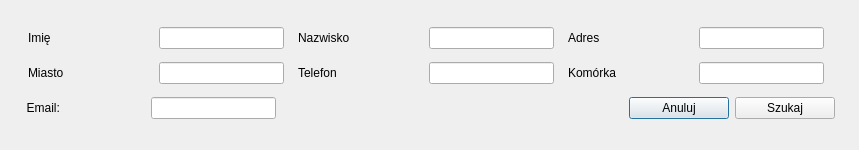
Qt form src/gui/SearchDialog.ui (artven/phonebook) before a commit.
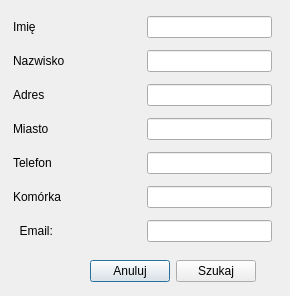
The same form after that commit.

Commit message: Poprawka wyglądu okna wyszukiwania.

Diff of the .ui file:
```diff
--- a/src/gui/SearchDialog.ui
+++ b/src/gui/SearchDialog.ui
@@ -6,8 +6,8 @@
    <rect>
     <x>0</x>
     <y>0</y>
-    <width>859</width>
-    <height>150</height>
+    <width>290</width>
+    <height>296</height>
    </rect>
   </property>
   <property name="focusPolicy">
@@ -19,19 +19,46 @@
   <property name="modal">
    <bool>true</bool>
   </property>
-  <widget class="QWidget" name="layoutWidget">
+  <widget class="QWidget" name="">
    <property name="geometry">
     <rect>
-     <x>20</x>
-     <y>20</y>
-     <width>815</width>
-     <height>107</height>
+     <x>90</x>
+     <y>260</y>
+     <width>178</width>
+     <height>28</height>
+    </rect>
+   </property>
+   <layout class="QHBoxLayout" name="horizontalLayout_15">
+    <property name="sizeConstraint">
+     <enum>QLayout::SetFixedSize</enum>
+    </property>
+    <item>
+     <widget class="QPushButton" name="cancelPushButton">
+      <property name="text">
+       <string>Anuluj</string>
+      </property>
+     </widget>
+    </item>
+    <item>
+     <widget class="QPushButton" name="searchPushButton">
+      <property name="text">
+       <string>Szukaj</string>
+      </property>
+     </widget>
+    </item>
+   </layout>
+  </widget>
+  <widget class="QWidget" name="">
+   <property name="geometry">
+    <rect>
+     <x>10</x>
+     <y>10</y>
+     <width>266</width>
+     <height>241</height>
     </rect>
    </property>
    <layout class="QVBoxLayout" name="verticalLayout">
     <item>
-     <layout class="QHBoxLayout" name="horizontalLayout">
-      <item>
        <layout class="QHBoxLayout" name="horizontalLayout_8">
         <item>
          <widget class="QLabel" name="label_4">
@@ -241,10 +268,6 @@
         </item>
        </layout>
       </item>
-     </layout>
-    </item>
-    <item>
-     <layout class="QHBoxLayout" name="horizontalLayout_3">
       <item>
        <layout class="QHBoxLayout" name="horizontalLayout_16">
         <item>
@@ -455,10 +478,6 @@
         </item>
        </layout>
       </item>
-     </layout>
-    </item>
-    <item>
-     <layout class="QHBoxLayout" name="horizontalLayout_2">
       <item>
        <layout class="QHBoxLayout" name="horizontalLayout_14">
         <item>
@@ -523,45 +542,6 @@
            </size>
           </property>
          </widget>
-        </item>
-       </layout>
-      </item>
-      <item>
-       <spacer name="horizontalSpacer">
-        <property name="orientation">
-         <enum>Qt::Horizontal</enum>
-        </property>
-        <property name="sizeType">
-         <enum>QSizePolicy::Fixed</enum>
-        </property>
-        <property name="sizeHint" stdset="0">
-         <size>
-          <width>347</width>
-          <height>20</height>
-         </size>
-        </property>
-       </spacer>
-      </item>
-      <item>
-       <layout class="QHBoxLayout" name="horizontalLayout_15">
-        <property name="sizeConstraint">
-         <enum>QLayout::SetFixedSize</enum>
-        </property>
-        <item>
-         <widget class="QPushButton" name="cancelPushButton">
-          <property name="text">
-           <string>Anuluj</string>
-          </property>
-         </widget>
-        </item>
-        <item>
-         <widget class="QPushButton" name="searchPushButton">
-          <property name="text">
-           <string>Szukaj</string>
-          </property>
-         </widget>
-        </item>
-       </layout>
       </item>
      </layout>
     </item>
```
Left out of the diff: 2 changed lines with no effect on the pictures. Lines whose indentation alone changed are shown as unchanged. The commit also changes 1 other file.
